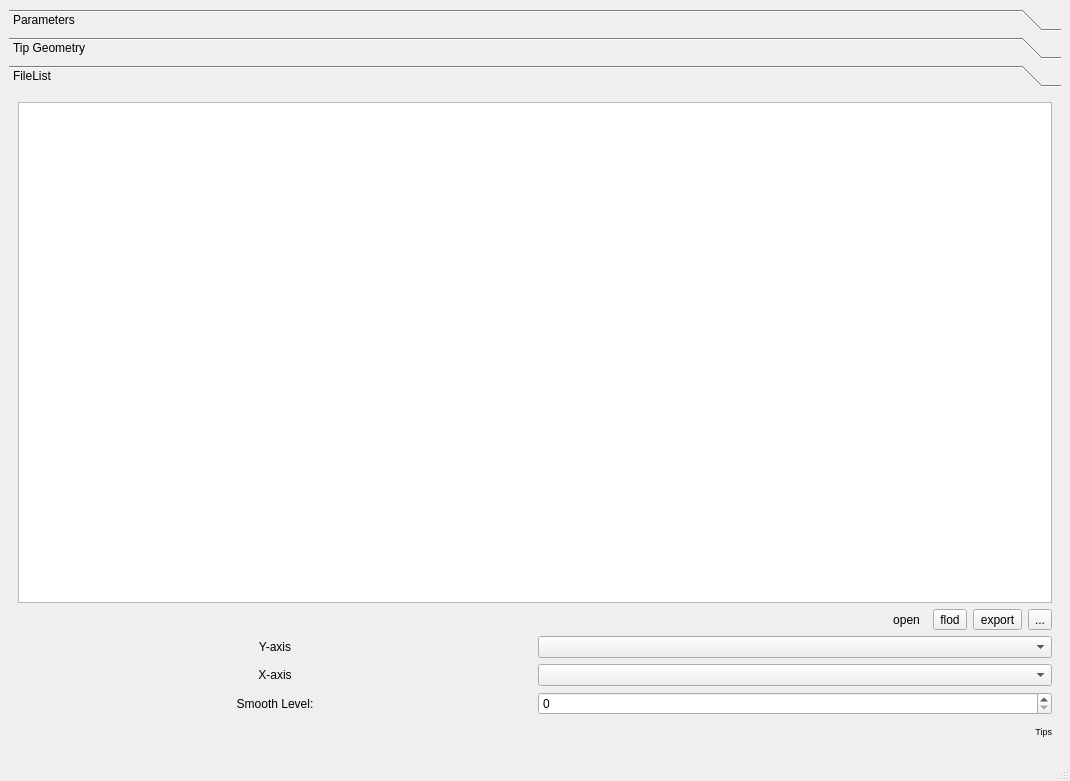
Above: UI_Main.ui from caowen2211891/SouthernUSAFM before the change. Below: the same form after it.
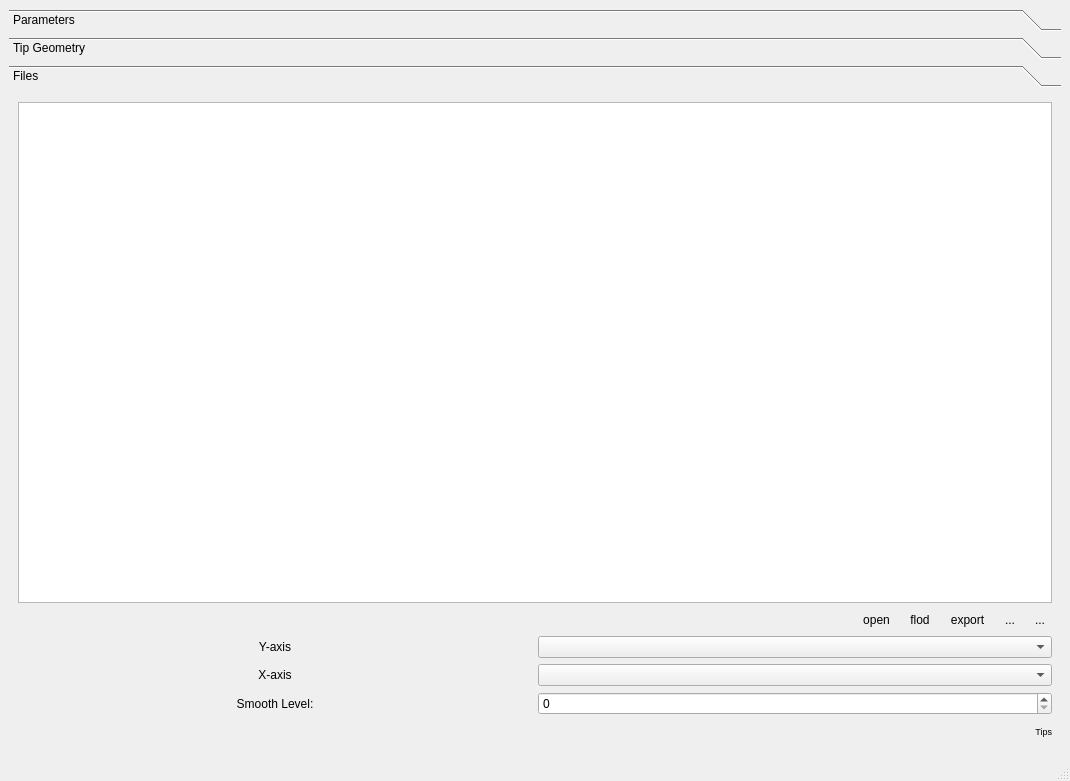
That is the form after the change. Icons and pictures are not drawn.

Commit message: 调整界面

The edit to the form file:
```diff
--- a/UI_Main.ui
+++ b/UI_Main.ui
@@ -1099,7 +1099,7 @@
           </rect>
          </property>
          <attribute name="label">
-          <string>FileList</string>
+          <string>Files</string>
          </attribute>
          <layout class="QVBoxLayout" name="verticalLayout_6">
           <item>
@@ -1155,6 +1155,9 @@
                 <height>20</height>
                </size>
               </property>
+              <property name="autoRaise">
+               <bool>true</bool>
+              </property>
              </widget>
             </item>
             <item>
@@ -1172,10 +1175,18 @@
                 <height>20</height>
                </size>
               </property>
+              <property name="autoRaise">
+               <bool>true</bool>
+              </property>
              </widget>
             </item>
             <item>
              <widget class="QToolButton" name="toolButton_txt">
+              <property name="font">
+               <font>
+                <pointsize>9</pointsize>
+               </font>
+              </property>
               <property name="text">
                <string>...</string>
               </property>
@@ -1188,6 +1199,29 @@
                 <width>20</width>
                 <height>20</height>
                </size>
+              </property>
+              <property name="autoRaise">
+               <bool>true</bool>
+              </property>
+             </widget>
+            </item>
+            <item>
+             <widget class="QToolButton" name="toolButton_setting">
+              <property name="text">
+               <string>...</string>
+              </property>
+              <property name="icon">
+               <iconset>
+                <normaloff>res/pic/setting.png</normaloff>res/pic/setting.png</iconset>
+              </property>
+              <property name="iconSize">
+               <size>
+                <width>20</width>
+                <height>20</height>
+               </size>
+              </property>
+              <property name="autoRaise">
+               <bool>true</bool>
               </property>
              </widget>
             </item>
```
The commit also changes 2 other files.
